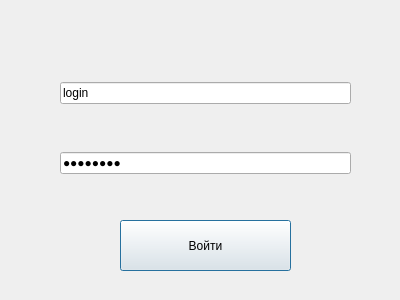
Before: the Qt Designer form DB_updater/Support/loginUI.ui in Developes-YL/YL_project_2, drawn with Qt 5.
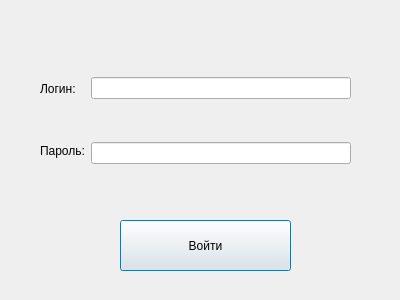
After: the same form once the commit is applied.

```diff
--- a/DB_updater/Support/loginUI.ui
+++ b/DB_updater/Support/loginUI.ui
@@ -29,29 +29,75 @@
   <widget class="QWidget" name="verticalLayoutWidget">
    <property name="geometry">
     <rect>
-     <x>60</x>
+     <x>40</x>
      <y>40</y>
-     <width>291</width>
-     <height>176</height>
+     <width>311</width>
+     <height>161</height>
     </rect>
    </property>
+   <layout class="QHBoxLayout" name="horizontalLayout">
+    <item>
+     <layout class="QVBoxLayout" name="verticalLayout_2">
+      <item>
+       <widget class="QLabel" name="label">
+        <property name="sizePolicy">
+         <sizepolicy hsizetype="Preferred" vsizetype="Fixed">
+          <horstretch>25</horstretch>
+          <verstretch>25</verstretch>
+         </sizepolicy>
+        </property>
+        <property name="text">
+         <string>Логин: </string>
+        </property>
+       </widget>
+      </item>
+      <item>
+       <widget class="QLabel" name="label_2">
+        <property name="sizePolicy">
+         <sizepolicy hsizetype="Preferred" vsizetype="Fixed">
+          <horstretch>25</horstretch>
+          <verstretch>25</verstretch>
+         </sizepolicy>
+        </property>
+        <property name="text">
+         <string>Пароль:</string>
+        </property>
+       </widget>
+      </item>
+     </layout>
+    </item>
+    <item>
    <layout class="QVBoxLayout" name="verticalLayout">
     <item>
-     <widget class="QLineEdit" name="lineEdit">
+       <widget class="QLineEdit" name="login">
+        <property name="sizePolicy">
+         <sizepolicy hsizetype="Expanding" vsizetype="Fixed">
+          <horstretch>0</horstretch>
+          <verstretch>0</verstretch>
+         </sizepolicy>
+        </property>
       <property name="text">
-       <string>login</string>
+         <string/>
       </property>
      </widget>
     </item>
     <item>
-     <widget class="QLineEdit" name="lineEdit_2">
+       <widget class="QLineEdit" name="password">
+        <property name="sizePolicy">
+         <sizepolicy hsizetype="Expanding" vsizetype="Fixed">
+          <horstretch>0</horstretch>
+          <verstretch>0</verstretch>
+         </sizepolicy>
+        </property>
       <property name="text">
-       <string>paswword</string>
+         <string/>
       </property>
       <property name="echoMode">
        <enum>QLineEdit::Password</enum>
       </property>
      </widget>
+      </item>
+     </layout>
     </item>
    </layout>
   </widget>
```
Left out of the diff: 2 changed lines with no effect on the pictures. Lines whose indentation alone changed are shown as unchanged.
